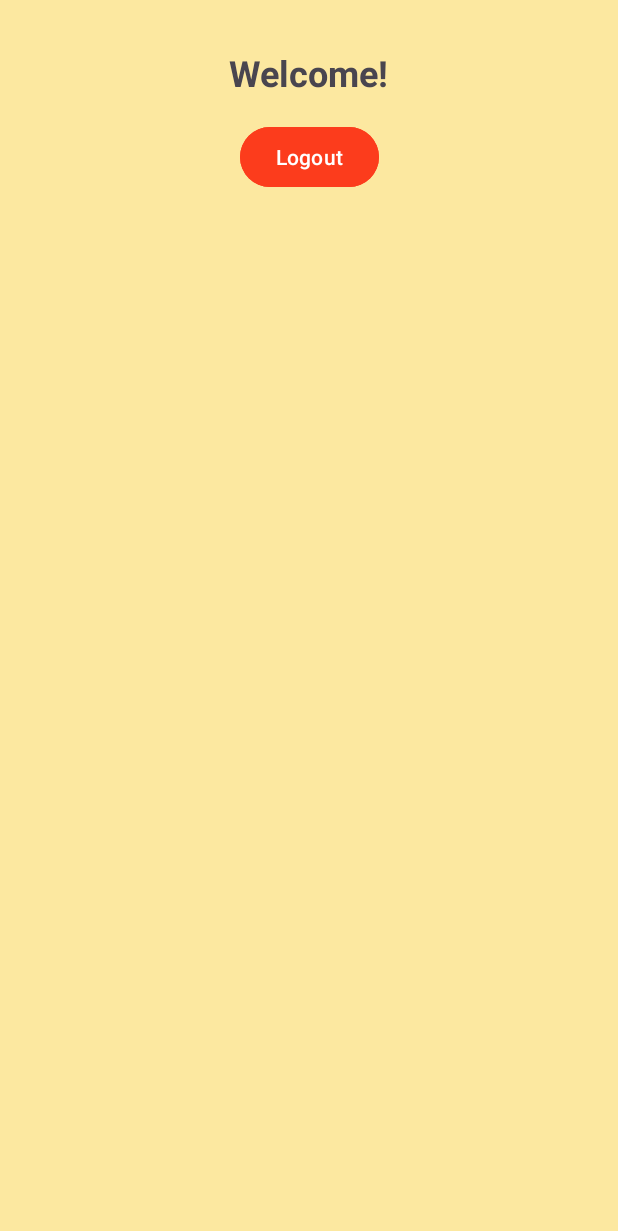
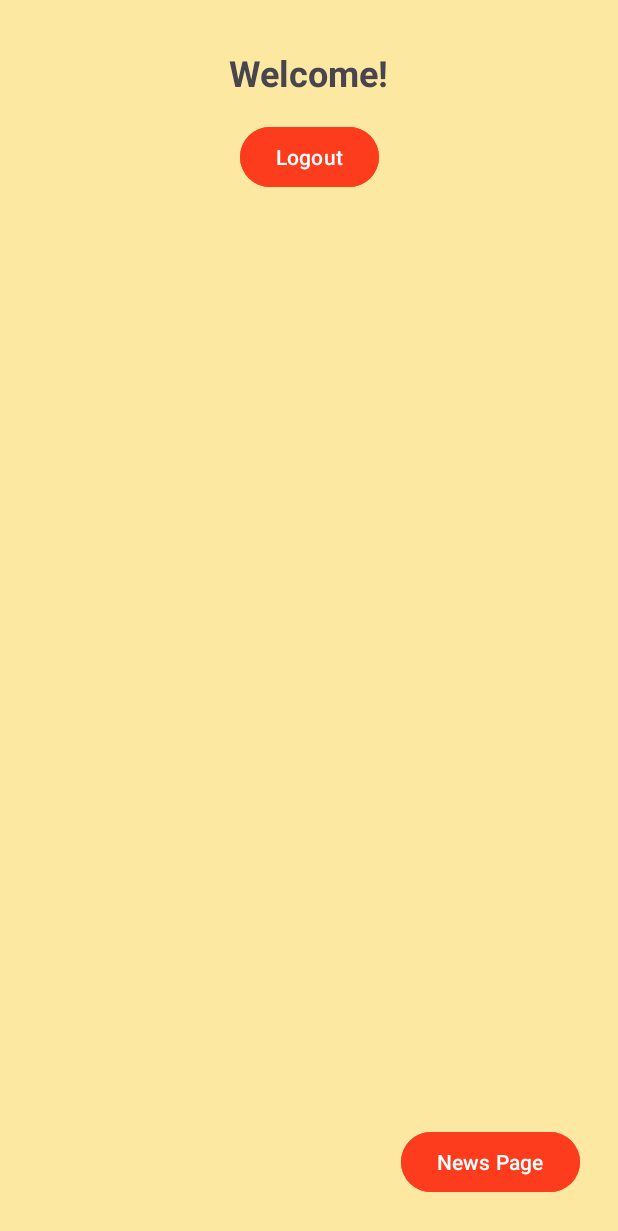
Before and after one commit to OzzieMunoz/Project2, an Android app: the layout activity_landing_page.xml on its own in the app's theme, with its tools: preview values and no code run, on a phone screen of 412 x 824 dp. Shown: the top 1231 px of the screen. Run offline under Robolectric (Android 15) with nearby library versions, the phone set to English and light mode, and no system bars.

Commit message:
Added basic news page

```diff
--- a/app/src/main/AndroidManifest.xml
+++ b/app/src/main/AndroidManifest.xml
@@ -28,6 +28,7 @@
         <activity android:name=".AdminPanelActivity" />
         <activity android:name=".ManagePlayersActivity" />
         <activity android:name=".MonitorLogsActivity" />
+        <activity android:name=".NewsPageActivity" />
 
     </application>
 </manifest>
--- a/app/src/main/res/layout/activity_landing_page.xml
+++ b/app/src/main/res/layout/activity_landing_page.xml
@@ -43,4 +43,16 @@
         app:layout_constraintStart_toStartOf="parent"
         app:layout_constraintEnd_toEndOf="parent"
         android:layout_marginTop="16dp" />
+
+    <Button
+        android:id="@+id/newsPageButton"
+        android:layout_width="wrap_content"
+        android:layout_height="wrap_content"
+        android:backgroundTint="#fc3c1c"
+        android:text="News Page"
+        android:textColor="#FFFFFF"
+        app:layout_constraintBottom_toBottomOf="parent"
+        app:layout_constraintEnd_toEndOf="parent"
+        android:layout_marginBottom="25dp"
+        android:layout_marginEnd="25dp" />
 </androidx.constraintlayout.widget.ConstraintLayout>
```
Also changed, not shown: app/src/main/java/com/example/bullshit/LandingPage.java (+7 -0 lines), app/src/main/java/com/example/bullshit/NewsPageActivity.java (added, +30 -0 lines), app/src/main/res/layout/activity_news_page.xml (added, +15 -0 lines).
